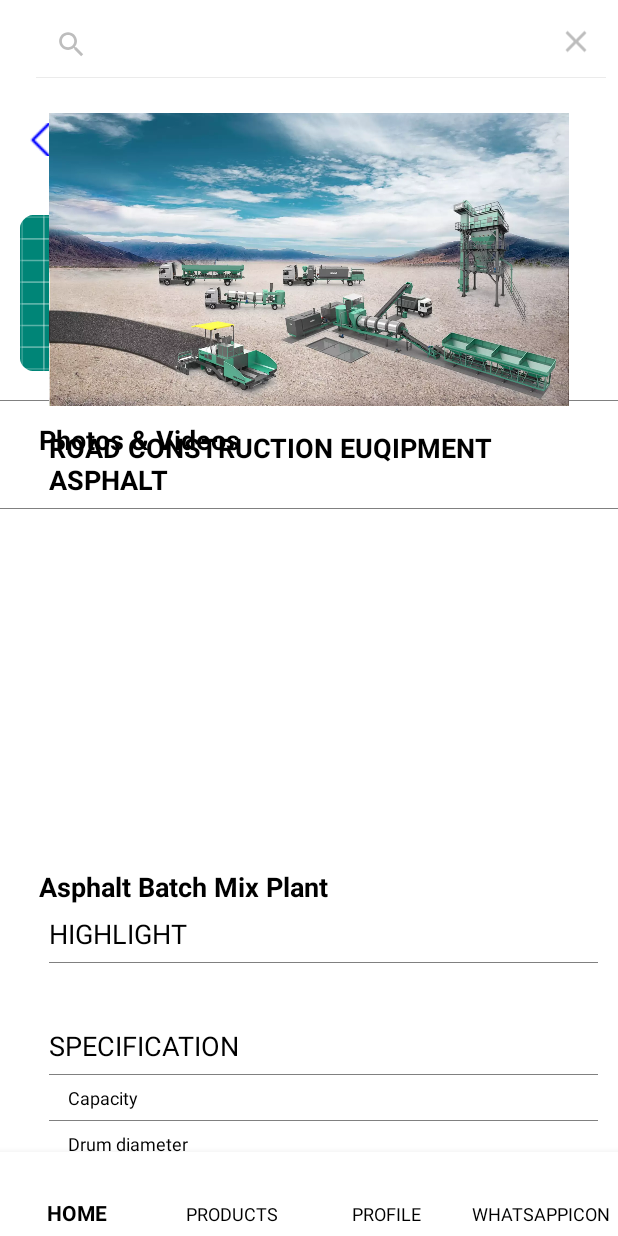
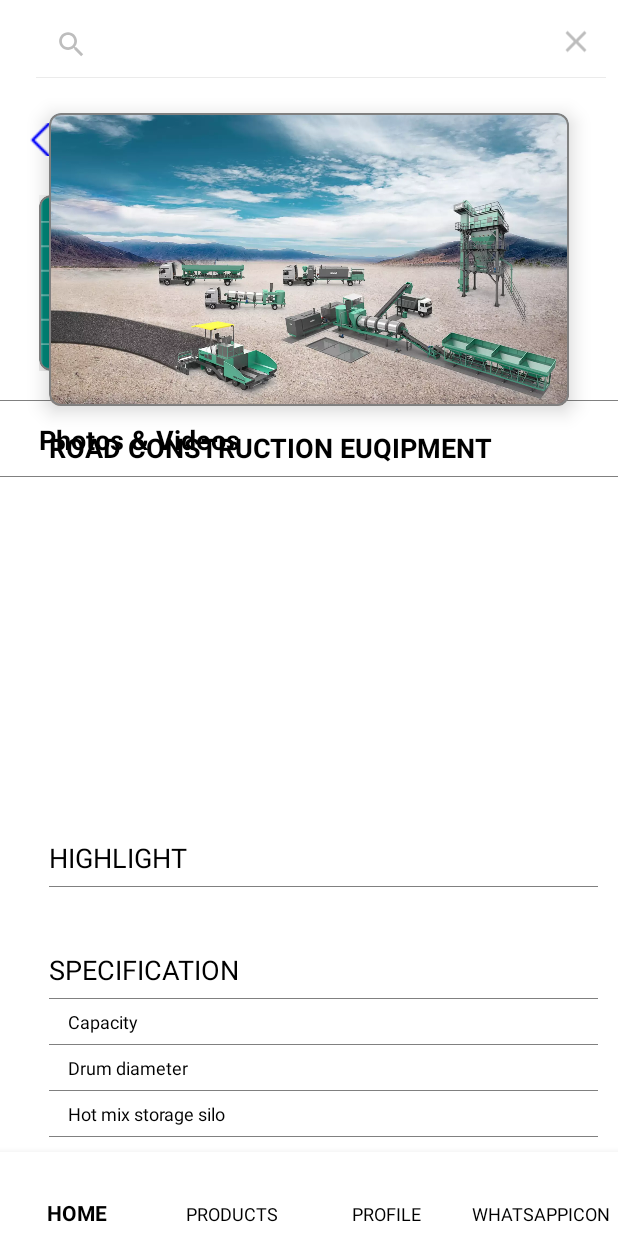
Before and after one commit to heryme/SolidIndia, an Android app: the fragment ProductDetailsFragment placed in its activity, after a tap on "Search", on a phone screen of 412 x 824 dp. Run offline under Robolectric (Android 15) with nearby library versions, the phone set to English and light mode, and no system bars; our stand-ins replace sdp/ssp sizes; pictures from the network do not load; 8 statements that could not run were skipped.

Commit message:
-Changes Feedback

```diff
--- a/app/build.gradle
+++ b/app/build.gradle
@@ -39,6 +39,8 @@ dependencies {
     implementation 'com.squareup.retrofit2:converter-gson:2.4.0'
     // glide
     implementation 'com.github.bumptech.glide:glide:3.7.0'
+    implementation 'com.intuit.ssp:ssp-android:1.0.5'
+
 
 
     androidTestImplementation 'androidx.test.espresso:espresso-core:3.1.1'
--- a/app/src/main/res/layout/fragment_home.xml
+++ b/app/src/main/res/layout/fragment_home.xml
@@ -13,19 +13,45 @@
         android:layout_marginStart="@dimen/_25sdp"
         android:layout_marginTop="@dimen/_15sdp"
         android:layout_marginEnd="@dimen/_25sdp"
+        android:visibility="gone"
         android:scaleType="fitXY"
         android:src="@drawable/ic_home"
         app:layout_constraintTop_toTopOf="parent" />
+
+    <com.google.android.material.card.MaterialCardView
+        android:layout_width="match_parent"
+        android:layout_height="wrap_content"
+        android:layout_gravity="center"
+        android:layout_marginStart="@dimen/_25sdp"
+        android:layout_marginTop="@dimen/_15sdp"
+        android:layout_marginEnd="@dimen/_25sdp"
+        app:cardCornerRadius="8dp"
+        app:cardElevation="8dp"
+        app:strokeColor="@color/grey"
+        app:strokeWidth="1dp">
+
+        <ImageView
+            android:id="@+id/ivProduct1"
+            android:layout_width="match_parent"
+            android:layout_height="@dimen/_150sdp"
+            android:scaleType="fitXY"
+            android:src="@drawable/ic_home"
+            app:layout_constraintTop_toTopOf="parent" />
+
+
+    </com.google.android.material.card.MaterialCardView>
+
+
     <androidx.appcompat.widget.AppCompatTextView
         android:layout_width="match_parent"
         android:layout_height="wrap_content"
-        android:textSize="18sp"
-        android:textStyle="bold"
+        android:layout_marginStart="@dimen/_25sdp"
+        android:layout_marginTop="@dimen/_12sdp"
+        android:layout_marginEnd="@dimen/_25sdp"
         android:text="@string/road"
         android:textColor="@color/black"
-        android:layout_marginStart="@dimen/_25sdp"
-        android:layout_marginEnd="@dimen/_25sdp"
-        android:layout_marginTop="@dimen/_12sdp"/>
+        android:textSize="18sp"
+        android:textStyle="bold" />
 
     <View
         android:layout_width="match_parent"
@@ -34,10 +60,8 @@
         android:background="@color/grey" />
 
 
-
     <androidx.recyclerview.widget.RecyclerView
         android:id="@+id/rvProductMain"
         android:layout_width="match_parent"
-        android:layout_height="match_parent"
-        android:layout_marginTop="@dimen/_15sdp"/>
+        android:layout_height="match_parent" />
 </androidx.appcompat.widget.LinearLayoutCompat>
--- a/app/src/main/res/layout/fragmnet_product_details.xml
+++ b/app/src/main/res/layout/fragmnet_product_details.xml
@@ -30,20 +30,43 @@
         <androidx.appcompat.widget.LinearLayoutCompat
             android:layout_width="match_parent"
             android:layout_height="wrap_content"
-            android:layout_marginStart="@dimen/_10sdp"
+            android:layout_marginStart="@dimen/_20sdp"
             android:layout_marginTop="@dimen/_20sdp"
             android:layout_marginEnd="@dimen/_10sdp"
+
             android:orientation="horizontal">
 
             <ImageView
-                android:id="@+id/ivSubImage"
-                android:layout_width="@dimen/_80sdp"
-                android:layout_height="@dimen/_80sdp"
+                android:id="@+id/ivSubImage1"
+                android:layout_width="@dimen/_90sdp"
+                android:layout_height="@dimen/_90sdp"
                 android:layout_marginTop="@dimen/_10sdp"
                 android:scaleType="fitXY"
                 android:src="@mipmap/ic_launcher"
+                android:visibility="gone"
                 app:layout_constraintTop_toTopOf="parent"
                 tools:ignore="MissingConstraints" />
+
+            <com.google.android.material.card.MaterialCardView
+                android:layout_width="@dimen/_90sdp"
+                android:layout_height="@dimen/_90sdp"
+                app:cardCornerRadius="8dp"
+                app:cardElevation="8dp"
+                app:strokeColor="@color/grey"
+                app:strokeWidth="1dp">
+
+                <ImageView
+                    android:id="@+id/ivSubImage"
+                    android:layout_width="@dimen/_90sdp"
+                    android:layout_height="@dimen/_90sdp"
+                    android:scaleType="fitXY"
+                    android:visibility="visible"
+                    android:src="@mipmap/ic_launcher"
+                    app:layout_constraintTop_toTopOf="parent"
+                    tools:ignore="MissingConstraints" />
+
+            </com.google.android.material.card.MaterialCardView>
+
 
             <androidx.appcompat.widget.LinearLayoutCompat
                 android:layout_width="match_parent"
@@ -137,7 +160,8 @@
             android:text="Asphalt Batch Mix Plant"
             android:textColor="@color/black"
             android:textSize="18sp"
-            android:textStyle="bold" />
+            android:textStyle="bold"
+            android:visibility="gone" />
 
         <androidx.appcompat.widget.AppCompatTextView
             android:id="@+id/tvHighlight"
@@ -176,23 +200,23 @@
             android:layout_height="wrap_content"
             android:layout_marginStart="@dimen/_35sdp"
             android:layout_marginTop="@dimen/_5sdp"
+            android:layout_marginEnd="@dimen/_10sdp"
+            android:textColor="@color/black"
+            android:textSize="12sp"
             android:visibility="gone"
-            android:layout_marginEnd="@dimen/_10sdp"
-            tools:text="Low Maintaince Cost"
-            android:textColor="@color/black"
-            android:textSize="12sp" />
+            tools:text="Low Maintaince Cost" />
 
         <androidx.appcompat.widget.AppCompatTextView
             android:id="@+id/tvHighlightEsure"
             android:layout_width="wrap_content"
             android:layout_height="wrap_content"
             android:layout_marginStart="@dimen/_35sdp"
-            android:visibility="gone"
             android:layout_marginTop="@dimen/_5sdp"
             android:layout_marginEnd="@dimen/_10sdp"
             android:text="Ensures High Quality Asphanlt Mix"
             android:textColor="@color/black"
-            android:textSize="12sp" />
+            android:textSize="12sp"
+            android:visibility="gone" />
 
         <androidx.appcompat.widget.AppCompatTextView
             android:id="@+id/tvSpecification"
@@ -347,6 +371,7 @@
             android:textColor="@color/black"
             android:textSize="18sp"
             android:textStyle="bold" />
+
         <View
             android:layout_width="match_parent"
             android:layout_height=".5dp"
@@ -358,7 +383,7 @@
         <androidx.recyclerview.widget.RecyclerView
             android:id="@+id/rvProductDetails"
             android:layout_width="match_parent"
-            android:layout_height="wrap_content"/>
+            android:layout_height="wrap_content" />
 
     </androidx.appcompat.widget.LinearLayoutCompat>
 </androidx.core.widget.NestedScrollView>
--- a/app/src/main/res/layout/row_main_product.xml
+++ b/app/src/main/res/layout/row_main_product.xml
@@ -14,7 +14,8 @@
         android:layout_marginEnd="@dimen/_15sdp"
         android:padding="@dimen/_5sdp"
         android:text="asphalt "
-        android:textAllCaps="false"
+        android:textSize="@dimen/font_normal"
+        android:textAllCaps="true"
         android:textColor="@color/black"
         android:textStyle="bold" />
 
--- a/app/src/main/res/values/strings.xml
+++ b/app/src/main/res/values/strings.xml
@@ -2,6 +2,7 @@
     <string name="app_name">SolidIndia</string>
     <string name="nav_home">HOME</string>
     <string name="nav_products">PRODUCTS</string>
+    <string name="products">Products</string>
     <string name="nav_profile">PROFILE</string>
     <string name="nav_whatsapp_icon">WHATSAPPICON</string>
     <string name="appSharedPref">solidindia</string>
@@ -58,5 +59,5 @@ to the customers for simpler and easier tasks.</string>
     <string name="global" translatable="false">Global Installations</string>
     <string name="download" translatable="false">Download</string>
 
-    <string name="road">ROAD CONSTRUCTION EUQIPMENT ASPHALT</string>
+    <string name="road">ROAD CONSTRUCTION EUQIPMENT</string>
 </resources>
```
Also changed, not shown: app/src/main/java/com/frament/ProductFragment.kt (+8 -2 lines), app/src/main/res/layout/fragment_product.xml (+25 -0 lines), app/src/main/res/layout/row_slider.xml (+20 -4 lines), app/src/main/res/layout/row_sub_product.xml (+28 -1 lines), app/src/main/res/values/dimens.xml (added, +44 -0 lines), 6 other files.
